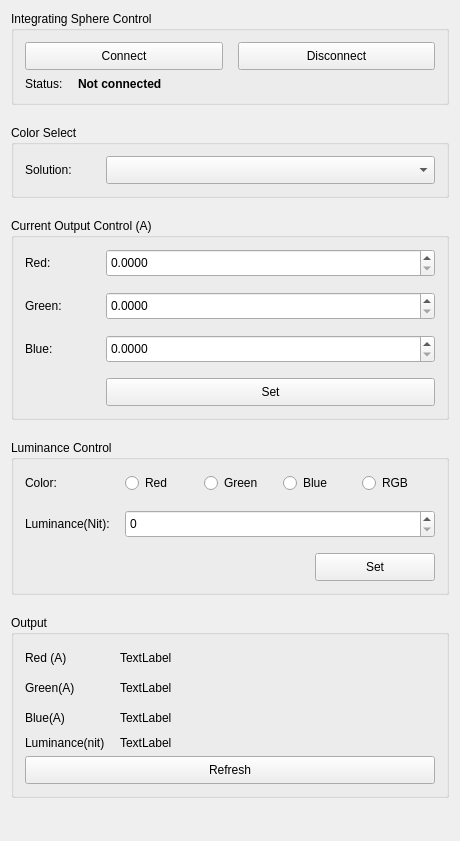
zhedongml/JiaHe, file src/plugins/integratingSphere/integratingspherecontroller.ui: the form before one commit.
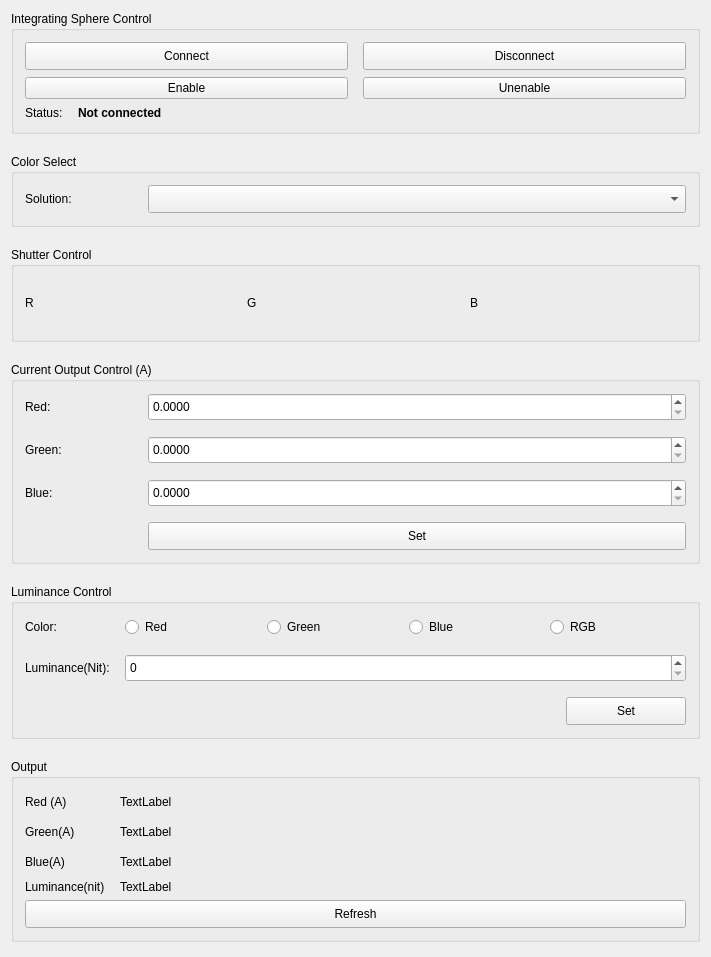
The form after the commit. Icons and pictures are not drawn.

```diff
--- a/src/plugins/integratingSphere/integratingspherecontroller.ui
+++ b/src/plugins/integratingSphere/integratingspherecontroller.ui
@@ -6,8 +6,8 @@
    <rect>
     <x>0</x>
     <y>0</y>
-    <width>460</width>
-    <height>841</height>
+    <width>711</width>
+    <height>957</height>
    </rect>
   </property>
   <property name="windowTitle">
@@ -94,6 +94,27 @@
         </layout>
        </widget>
       </item>
+      <item>
+       <layout class="QHBoxLayout" name="horizontalLayout_10">
+        <property name="spacing">
+         <number>15</number>
+        </property>
+        <item>
+         <widget class="QPushButton" name="enable">
+          <property name="text">
+           <string>Enable</string>
+          </property>
+         </widget>
+        </item>
+        <item>
+         <widget class="QPushButton" name="unenable">
+          <property name="text">
+           <string>Unenable</string>
+          </property>
+         </widget>
+        </item>
+       </layout>
+      </item>
       <item>
        <widget class="QWidget" name="widget" native="true">
         <property name="minimumSize">
@@ -129,6 +150,7 @@
           <widget class="QLabel" name="label_status">
            <property name="font">
             <font>
+             <weight>75</weight>
              <bold>true</bold>
             </font>
            </property>
@@ -178,6 +200,159 @@
      </layout>
     </widget>
    </item>
+   <item>
+    <widget class="QGroupBox" name="groupBox_2">
+     <property name="title">
+      <string>Shutter Control</string>
+     </property>
+     <layout class="QHBoxLayout" name="horizontalLayout_4">
+      <item>
+       <layout class="QHBoxLayout" name="horizontalLayout_9" stretch="0,1">
+        <item>
+         <widget class="QLabel" name="label_17">
+          <property name="text">
+           <string>R</string>
+          </property>
+         </widget>
+        </item>
+        <item>
+         <widget class="QPushButton" name="shutterR">
+          <property name="minimumSize">
+           <size>
+            <width>120</width>
+            <height>50</height>
+           </size>
+          </property>
+          <property name="styleSheet">
+           <string notr="true">QPushButton {
+    border: none;
+    image: url(&quot;:/image/image/switch_off.png&quot;);
+}
+ 
+QPushButton:checked {
+   image: url(&quot;:/image/image/switch_on.png&quot;) ;
+}
+ 
+QPushButton:unchecked {
+  image: url(&quot;:/image/image/switch_off.png&quot;);
+}
+ </string>
+          </property>
+          <property name="text">
+           <string/>
+          </property>
+          <property name="iconSize">
+           <size>
+            <width>70</width>
+            <height>30</height>
+           </size>
+          </property>
+          <property name="checkable">
+           <bool>true</bool>
+          </property>
+         </widget>
+        </item>
+       </layout>
+      </item>
+      <item>
+       <layout class="QHBoxLayout" name="horizontalLayout_6" stretch="0,1">
+        <item>
+         <widget class="QLabel" name="label_16">
+          <property name="text">
+           <string>G</string>
+          </property>
+         </widget>
+        </item>
+        <item>
+         <widget class="QPushButton" name="shutterG">
+          <property name="minimumSize">
+           <size>
+            <width>120</width>
+            <height>50</height>
+           </size>
+          </property>
+          <property name="styleSheet">
+           <string notr="true">QPushButton {
+    border: none;
+    image: url(&quot;:/image/image/switch_off.png&quot;);
+}
+ 
+QPushButton:checked {
+   image: url(&quot;:/image/image/switch_on.png&quot;) ;
+}
+ 
+QPushButton:unchecked {
+  image: url(&quot;:/image/image/switch_off.png&quot;);
+}
+ </string>
+          </property>
+          <property name="text">
+           <string/>
+          </property>
+          <property name="iconSize">
+           <size>
+            <width>70</width>
+            <height>30</height>
+           </size>
+          </property>
+          <property name="checkable">
+           <bool>true</bool>
+          </property>
+         </widget>
+        </item>
+       </layout>
+      </item>
+      <item>
+       <layout class="QHBoxLayout" name="horizontalLayout_5" stretch="0,1">
+        <item>
+         <widget class="QLabel" name="label_15">
+          <property name="text">
+           <string>B</string>
+          </property>
+         </widget>
+        </item>
+        <item>
+         <widget class="QPushButton" name="shutterB">
+          <property name="minimumSize">
+           <size>
+            <width>120</width>
+            <height>50</height>
+           </size>
+          </property>
+          <property name="styleSheet">
+           <string notr="true">QPushButton {
+    border: none;
+    image: url(&quot;:/image/image/switch_off.png&quot;);
+}
+ 
+QPushButton:checked {
+   image: url(&quot;:/image/image/switch_on.png&quot;) ;
+}
+ 
+QPushButton:unchecked {
+  image: url(&quot;:/image/image/switch_off.png&quot;);
+}
+ </string>
+          </property>
+          <property name="text">
+           <string/>
+          </property>
+          <property name="iconSize">
+           <size>
+            <width>70</width>
+            <height>30</height>
+           </size>
+          </property>
+          <property name="checkable">
+           <bool>true</bool>
+          </property>
+         </widget>
+        </item>
+       </layout>
+      </item>
+     </layout>
+    </widget>
+   </item>
    <item>
     <widget class="QGroupBox" name="groupBox_currentControl">
      <property name="minimumSize">
```
